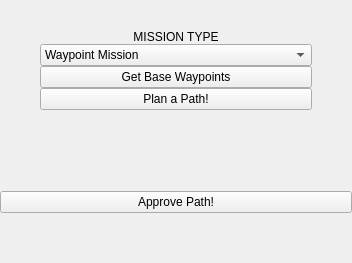
goromal/ros_groundstation, file src/ros_groundstation/resources/create_task.ui: the form before one commit.
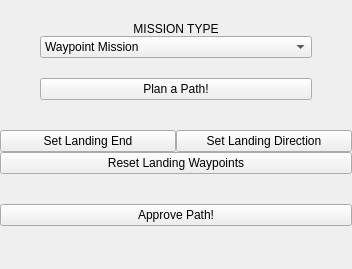
The form after the commit.

```diff
--- a/src/ros_groundstation/resources/create_task.ui
+++ b/src/ros_groundstation/resources/create_task.ui
@@ -7,7 +7,7 @@
     <x>0</x>
     <y>0</y>
     <width>352</width>
-    <height>263</height>
+    <height>269</height>
    </rect>
   </property>
   <property name="windowTitle">
@@ -174,13 +174,6 @@
            </property>
           </spacer>
          </item>
-         <item>
-          <widget class="QPushButton" name="bwp_button">
-           <property name="text">
-            <string>Get Base Waypoints</string>
-           </property>
-          </widget>
-         </item>
          <item>
           <spacer name="horizontalSpacer_3">
            <property name="orientation">
@@ -258,20 +251,74 @@
          </item>
         </layout>
        </item>
+       <item>
+        <spacer name="verticalSpacer">
+         <property name="orientation">
+          <enum>Qt::Vertical</enum>
+         </property>
+         <property name="sizeType">
+          <enum>QSizePolicy::Minimum</enum>
+         </property>
+         <property name="sizeHint" stdset="0">
+          <size>
+           <width>20</width>
+           <height>30</height>
+          </size>
+         </property>
+        </spacer>
+       </item>
       </layout>
      </item>
      <item>
-      <spacer name="verticalSpacer">
+      <layout class="QHBoxLayout" name="horizontalLayout_4">
+       <item>
+        <widget class="QPushButton" name="pushButton_2">
+         <property name="text">
+          <string>Set Landing End</string>
+         </property>
+        </widget>
+       </item>
+       <item>
+        <widget class="QPushButton" name="pushButton">
+         <property name="text">
+          <string>Set Landing Direction</string>
+         </property>
+        </widget>
+       </item>
+      </layout>
+     </item>
+     <item>
+      <spacer name="verticalSpacer_7">
+       <property name="orientation">
+        <enum>Qt::Vertical</enum>
+       </property>
+       <property name="sizeHint" stdset="0">
+        <size>
+         <width>20</width>
+         <height>40</height>
+        </size>
+       </property>
+      </spacer>
+     </item>
+     <item>
+      <widget class="QPushButton" name="pushButton_3">
+       <property name="text">
+        <string>Reset Landing Waypoints</string>
+       </property>
+      </widget>
+     </item>
+     <item>
+      <spacer name="verticalSpacer_8">
        <property name="orientation">
         <enum>Qt::Vertical</enum>
        </property>
        <property name="sizeType">
-        <enum>QSizePolicy::Maximum</enum>
+        <enum>QSizePolicy::Minimum</enum>
        </property>
        <property name="sizeHint" stdset="0">
         <size>
          <width>20</width>
-         <height>130</height>
+         <height>30</height>
         </size>
        </property>
       </spacer>
```
Left out of the diff: 15 changed lines with no effect on the pictures.
